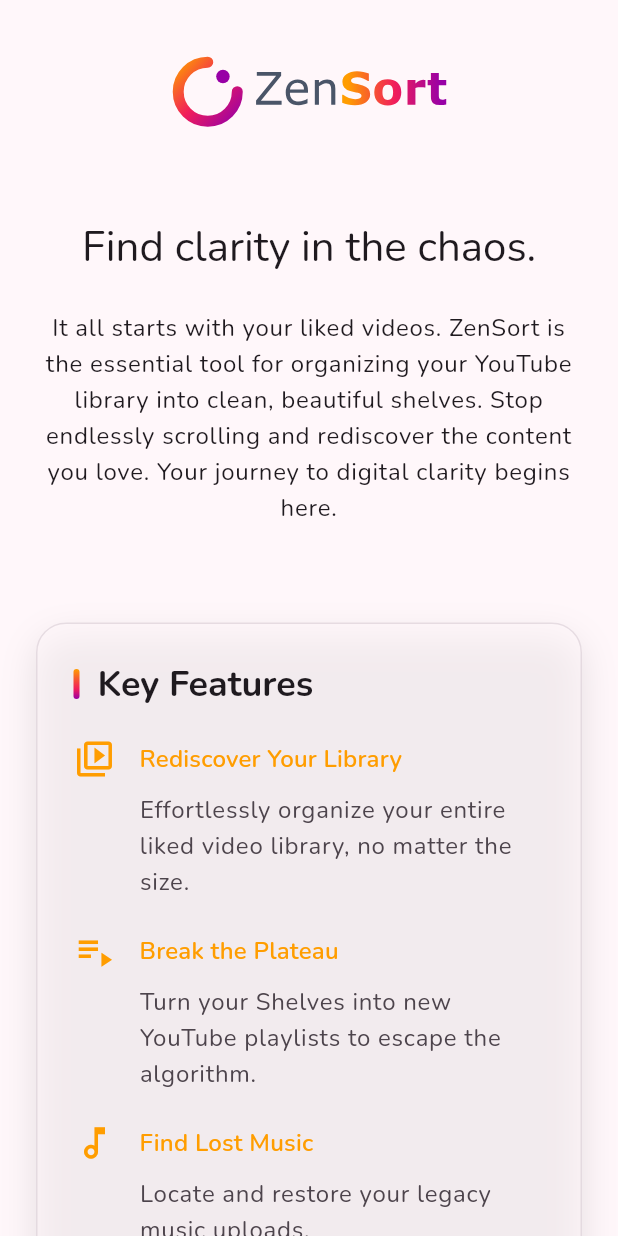
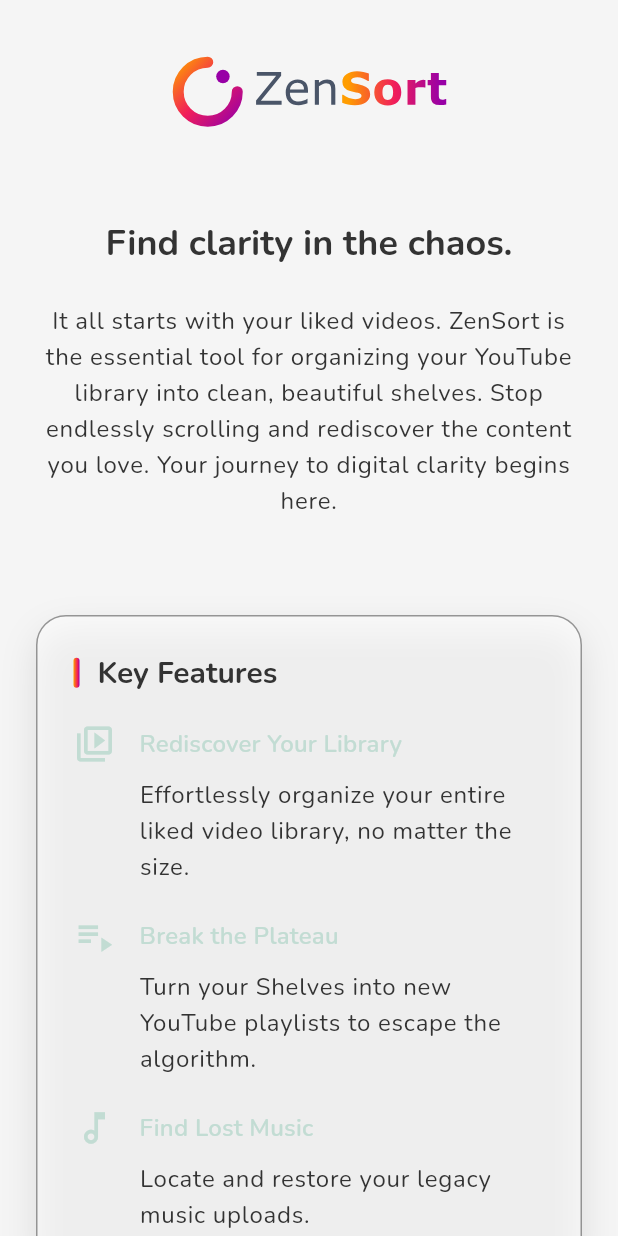
Before and after one commit to dev-ro/zensort, a Flutter app: the screen it shows after launch, on a phone screen of 412 x 824 dp. Run offline on Flutter 3.47's test engine with Material 3 defaults, Android fonts, the phone set to English and light mode, and no system bars; our stand-ins replace cloud_functions, firebase_core, flutter_markdown, flutter_svg, google_fonts; accounts and stored records are empty.

Commit message:
Update README.md and lib files to enhance project documentation and UI. Replace logo image, improve feature descriptions, and refactor theme management into theme.dart for better organization. Adjust main.dart to utilize the new theme structure and streamline widget styling across the landing page.

```diff
--- a/lib/main.dart
+++ b/lib/main.dart
@@ -9,6 +9,7 @@
 import 'firebase_options_dev.dart' as dev_options;
 import 'legal/privacy_policy.dart';
 import 'legal/terms_of_service.dart';
+import 'theme.dart';
 
 void main() async {
   WidgetsFlutterBinding.ensureInitialized();
@@ -33,17 +34,7 @@
     return MaterialApp(
       debugShowCheckedModeBanner: false,
       title: 'ZenSort - Find clarity in the chaos.',
-      theme: ThemeData(
-        colorScheme: ColorScheme.fromSeed(
-          seedColor: const Color(0xFF9800A6),
-          primary: const Color(0xFF9800A6),
-          secondary: const Color(0xFFF11E5A),
-          tertiary: const Color(0xFFFF9D00),
-          brightness: Brightness.light,
-        ),
-        textTheme: GoogleFonts.nunitoTextTheme(textTheme),
-        useMaterial3: true,
-      ),
+      theme: getLightTheme(),
       home: const LandingPage(),
     );
   }
@@ -60,7 +51,7 @@
   @override
   Widget build(BuildContext context) {
     return Scaffold(
-      backgroundColor: Theme.of(context).colorScheme.surface,
+      backgroundColor: Theme.of(context).scaffoldBackgroundColor,
       body: ListView(
         children: [
           const HeroSection(),
@@ -100,17 +91,13 @@
               Text(
                 'Find clarity in the chaos.',
                 textAlign: TextAlign.center,
-                style: Theme.of(context).textTheme.headlineMedium?.copyWith(
-                  color: Theme.of(context).colorScheme.onSurface,
-                ),
+                style: Theme.of(context).textTheme.headlineMedium,
               ),
               const SizedBox(height: 24),
               Text(
                 'It all starts with your liked videos. ZenSort is the essential tool for organizing your YouTube library into clean, beautiful shelves. Stop endlessly scrolling and rediscover the content you love. Your journey to digital clarity begins here.',
                 textAlign: TextAlign.center,
-                style: Theme.of(context).textTheme.bodyLarge?.copyWith(
-                  color: Theme.of(context).colorScheme.onSurface,
-                ),
+                style: Theme.of(context).textTheme.bodyLarge,
               ),
             ],
           ),
@@ -169,16 +156,7 @@
                         width: 4,
                         height: 20,
                         decoration: BoxDecoration(
-                          gradient: const LinearGradient(
-                            colors: [
-                              Color(0xFFFF9D00),
-                              Color(0xFFF75830),
-                              Color(0xFFF11E5A),
-                              Color(0xFF9800A6),
-                            ],
-                            begin: Alignment.topCenter,
-                            end: Alignment.bottomCenter,
-                          ),
+                          gradient: ZenSortTheme.primaryGradient,
                           borderRadius: BorderRadius.circular(2),
                         ),
                       ),
@@ -186,10 +164,7 @@
                       Text(
                         'Key Features',
                         style: Theme.of(context).textTheme.headlineSmall
-                            ?.copyWith(
-                              fontWeight: FontWeight.bold,
-                              color: Theme.of(context).colorScheme.onSurface,
-                            ),
+                            ?.copyWith(fontWeight: FontWeight.bold),
                       ),
                     ],
                   ),
@@ -235,13 +210,17 @@
         Row(
           crossAxisAlignment: CrossAxisAlignment.center,
           children: [
-            Icon(icon, color: Theme.of(context).colorScheme.tertiary, size: 28),
+            Icon(
+              icon,
+              color: Theme.of(context).colorScheme.secondary,
+              size: 28,
+            ),
             const SizedBox(width: 16),
             Expanded(
               child: Text(
                 title,
                 style: Theme.of(context).textTheme.titleMedium?.copyWith(
-                  color: Theme.of(context).colorScheme.tertiary,
+                  color: Theme.of(context).colorScheme.secondary,
                   fontWeight: FontWeight.w600,
                 ),
               ),
@@ -253,9 +232,7 @@
           padding: const EdgeInsets.only(left: 44), // Aligns with text
           child: Text(
             description,
-            style: Theme.of(context).textTheme.bodyLarge?.copyWith(
-              color: Theme.of(context).colorScheme.onSurfaceVariant,
-            ),
+            style: Theme.of(context).textTheme.bodyLarge,
           ),
         ),
       ],
@@ -284,7 +261,6 @@
                 'How It Works',
                 style: Theme.of(context).textTheme.headlineSmall?.copyWith(
                   fontWeight: FontWeight.bold,
-                  color: Theme.of(context).colorScheme.onSurface,
                 ),
               ),
               const SizedBox(height: 40),
@@ -374,15 +350,12 @@
                       widget.title,
                       style: Theme.of(context).textTheme.titleLarge?.copyWith(
                         fontWeight: FontWeight.bold,
-                        color: Theme.of(context).colorScheme.onSurface,
                       ),
                     ),
                     const SizedBox(height: 4),
                     Text(
                       widget.description,
-                      style: Theme.of(context).textTheme.bodyMedium?.copyWith(
-                        color: Theme.of(context).colorScheme.onSurfaceVariant,
-                      ),
+                      style: Theme.of(context).textTheme.bodyMedium,
                     ),
                   ],
                 ),
@@ -483,16 +456,7 @@
               Container(
                 padding: const EdgeInsets.all(20),
                 decoration: BoxDecoration(
-                  gradient: const LinearGradient(
-                    colors: [
-                      Color(0xFFFF9D00),
-                      Color(0xFFF75830),
-                      Color(0xFFF11E5A),
-                      Color(0xFF9800A6),
-                    ],
-                    begin: Alignment.centerLeft,
-                    end: Alignment.centerRight,
-                  ),
+                  gradient: ZenSortTheme.primaryGradient,
                   borderRadius: BorderRadius.circular(16),
                   border: Border.all(
                     color: Theme.of(context).colorScheme.primary.withAlpha(102),
@@ -544,9 +508,7 @@
                 child: Text(
                   'Join 50+ early adopters on the journey to digital clarity!',
                   textAlign: TextAlign.center,
-                  style: Theme.of(context).textTheme.bodySmall?.copyWith(
-                    color: Theme.of(context).colorScheme.onSurfaceVariant,
-                  ),
+                  style: Theme.of(context).textTheme.bodySmall,
                 ),
               ),
               const SizedBox(height: 24),
@@ -573,10 +535,7 @@
                     ),
                   ),
                 ),
-                style: TextStyle(
-                  fontSize: 16,
-                  color: Theme.of(context).colorScheme.onSurface,
-                ),
+                style: Theme.of(context).textTheme.bodyLarge,
               ),
               const SizedBox(height: 24),
               MouseRegion(
@@ -609,16 +568,7 @@
                       ),
                       child: Ink(
                         decoration: BoxDecoration(
-                          gradient: const LinearGradient(
-                            colors: [
-                              Color(0xFFFF9D00),
-                              Color(0xFFF75830),
-                              Color(0xFFF11E5A),
-                              Color(0xFF9800A6),
-                            ],
-                            begin: Alignment.centerLeft,
-                            end: Alignment.centerRight,
-                          ),
+                          gradient: ZenSortTheme.primaryGradient,
                           borderRadius: BorderRadius.circular(16),
                         ),
                         child: Container(
--- a/lib/theme.dart
+++ b/lib/theme.dart
@@ -10,8 +10,16 @@
   static const Color accentColor = Color(0xFFC2DCD3);
 
   // Gradient Colors for Buttons
-  static const Color gradientStart = Color(0xFFF9A825); // Vibrant Orange
-  static const Color gradientEnd = Color(0xFFAB47BC); // Vibrant Purple
+  static const LinearGradient primaryGradient = LinearGradient(
+    colors: [
+      Color(0xFFFF9D00),
+      Color(0xFFF75830),
+      Color(0xFFF11E5A),
+      Color(0xFF9800A6),
+    ],
+    begin: Alignment.centerLeft,
+    end: Alignment.centerRight,
+  );
 
   // Text Styles
   static final TextStyle headline = GoogleFonts.nunito(
@@ -36,3 +44,44 @@
     color: lightText,
   );
 }
+
+ThemeData getLightTheme() {
+  return ThemeData(
+    useMaterial3: true,
+    scaffoldBackgroundColor: ZenSortTheme.scaffoldBackground,
+    colorScheme: const ColorScheme(
+      brightness: Brightness.light,
+      primary: ZenSortTheme.primaryColor,
+      onPrimary: ZenSortTheme.lightText,
+      secondary: ZenSortTheme.accentColor,
+      onSecondary: ZenSortTheme.darkText,
+      error: Colors.red,
+      onError: ZenSortTheme.lightText,
+      background: ZenSortTheme.scaffoldBackground,
+      onBackground: ZenSortTheme.darkText,
+      surface: Color(0xFFFFFFFF),
+      onSurface: ZenSortTheme.darkText,
+    ),
+    textTheme:
+        TextTheme(
+          headlineLarge: ZenSortTheme.headline,
+          headlineMedium: ZenSortTheme.headline.copyWith(fontSize: 24),
+          headlineSmall: ZenSortTheme.headline.copyWith(fontSize: 20),
+          titleLarge: ZenSortTheme.headline.copyWith(fontSize: 18),
+          titleMedium: ZenSortTheme.body.copyWith(fontWeight: FontWeight.bold),
+          titleSmall: ZenSortTheme.body.copyWith(
+            fontWeight: FontWeight.bold,
+            fontSize: 14,
+          ),
+          bodyLarge: ZenSortTheme.body,
+          bodyMedium: ZenSortTheme.body.copyWith(fontSize: 14),
+          bodySmall: ZenSortTheme.body.copyWith(fontSize: 12),
+          labelLarge: ZenSortTheme.button,
+          labelMedium: ZenSortTheme.button.copyWith(fontSize: 16),
+          labelSmall: ZenSortTheme.button.copyWith(fontSize: 14),
+        ).apply(
+          bodyColor: ZenSortTheme.darkText,
+          displayColor: ZenSortTheme.darkText,
+        ),
+  );
+}
```
Also changed, not shown: 3 other files.
